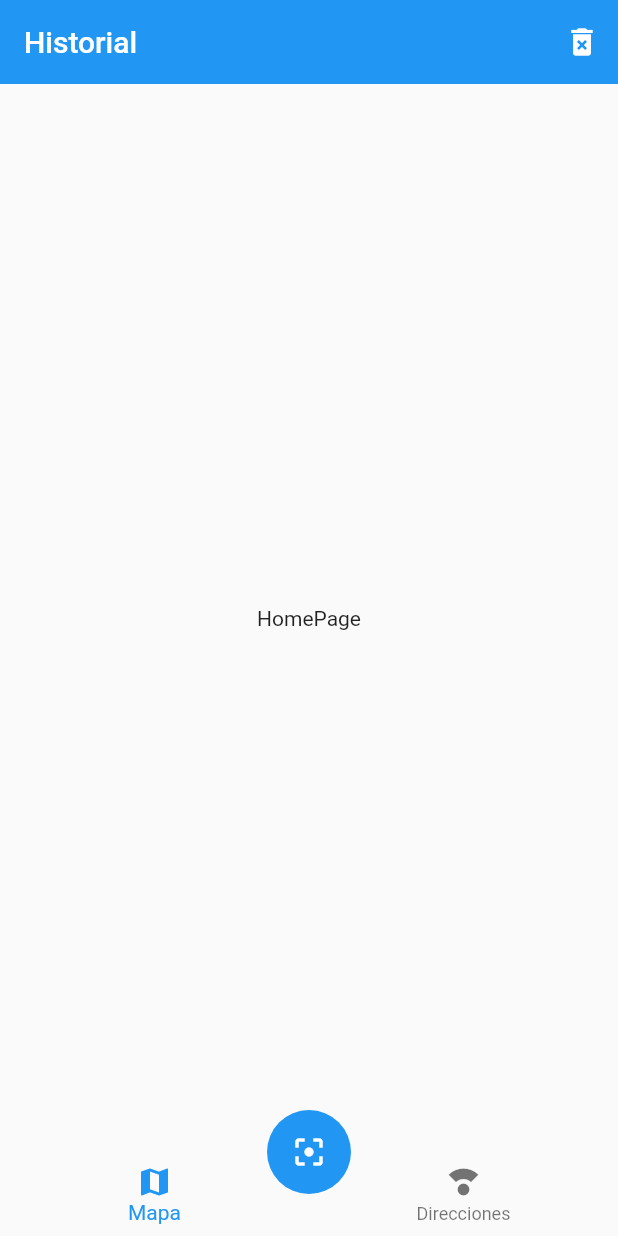
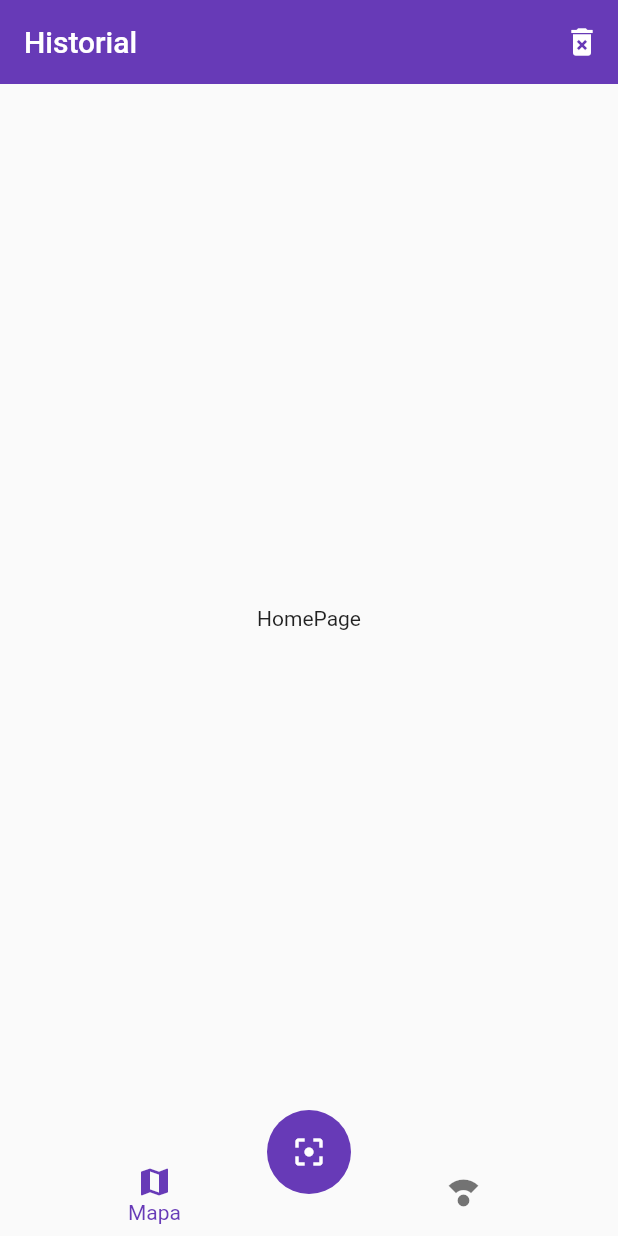
Before and after one commit to RichardWhiteG2/qr_reader, a Flutter app: the screen it shows after launch, on a phone screen of 412 x 824 dp. Run offline on Flutter 3.47's test engine with Material 2 defaults, Android fonts, the phone set to English and light mode, and no system bars.

Commit message:
Thema de la aplicacion

```diff
--- a/lib/main.dart
+++ b/lib/main.dart
@@ -17,7 +17,12 @@ class MyApp extends StatelessWidget {
         'home': ( _ ) => HomePage(),
         'mapa': ( _ ) => MapaPage(),
       },
+      theme: ThemeData(
+        appBarTheme: AppBarTheme(backgroundColor: Colors.deepPurple),
+        primaryColor:  Colors.deepPurple,
+        floatingActionButtonTheme: FloatingActionButtonThemeData(backgroundColor: Colors.deepPurple),
 
+      ),
     );
   }
 }
--- a/lib/widgets/custom_navigatorbar.dart
+++ b/lib/widgets/custom_navigatorbar.dart
@@ -6,6 +6,10 @@ class CustomNavigationBar extends StatelessWidget {
   @override
   Widget build(BuildContext context) {
     return BottomNavigationBar(
+      showUnselectedLabels: false,
+      selectedItemColor: Colors.deepPurple,
+      //backgroundColor: Color.fromRGBO(55, 57, 84, 1),
+      //unselectedItemColor: Color.fromRGBO(116, 117, 152, 1),
       elevation: 0,
       currentIndex: 0,
       items: <BottomNavigationBarItem> [
```
